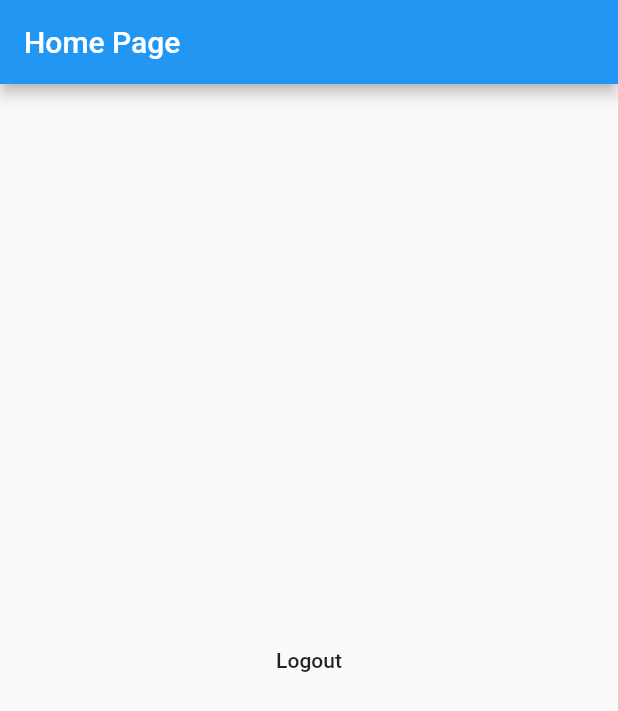
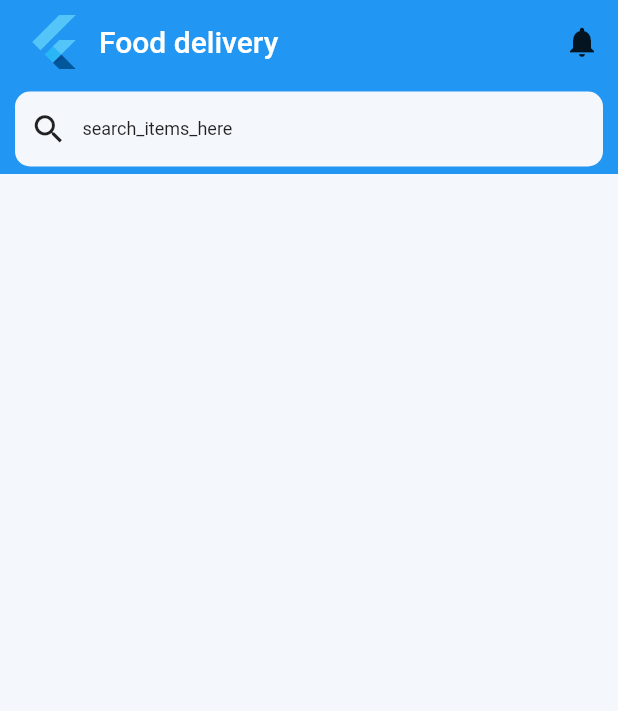
Before and after one commit to MohamedCharaabi/food_delivery, a Flutter app: the LoginPage screen opened directly, after a tap on "Login", on a phone screen of 412 x 824 dp. Shown: the top 711 px of the screen. Run offline on Flutter 3.47's test engine with Material 2 defaults, Android fonts, the light colour scheme and no system bars; our stand-ins replace cloud_firestore, firebase_auth, firebase_core, flutter_signin_button, font_awesome_flutter, google_sign_in and 1 more; missing offline and left inert: flutter_facebook_auth; accounts and stored records are empty; network calls fail; Roboto replaces fonts that are missing (Rubik).

Commit message:
adding home screen

```diff
--- a/lib/main.dart
+++ b/lib/main.dart
@@ -7,6 +7,7 @@ import 'package:food_delivery_flutter/pages/Home.dart';
 import 'package:food_delivery_flutter/pages/auth/login1.dart';
 import 'package:food_delivery_flutter/pages/auth/signup1.dart';
 import 'package:food_delivery_flutter/pages/authDialog.dart';
+import 'package:food_delivery_flutter/pages/home/home_template.dart';
 import 'package:food_delivery_flutter/services/firebase_services.dart';
 
 Future<void> main() async {
@@ -20,7 +21,7 @@ Future<void> main() async {
   log('email verif ==> $_emailVerification');
   // bool l = signInWithEmailPassword(email, password)
 
-  Widget child = FirebaseService().isLoggedIn() ? Home() : SignUpPage();
+  Widget child = FirebaseService().isLoggedIn() ? HomeTemplate() : SignUpPage();
 
   runApp(MyApp(homePage: child));
 }
--- a/lib/pages/auth/login1.dart
+++ b/lib/pages/auth/login1.dart
@@ -2,6 +2,7 @@ import 'package:flutter/material.dart';
 import 'package:food_delivery_flutter/pages/Home.dart';
 // import 'package:flutter_login_signup/src/signup.dart';
 import 'package:food_delivery_flutter/pages/auth/signup1.dart';
+import 'package:food_delivery_flutter/pages/home/home_template.dart';
 import 'package:food_delivery_flutter/pages/widgets/bezierContainer.dart';
 import 'package:food_delivery_flutter/services/firebase_services.dart';
 // import 'package:google_fonts/google_fonts.dart';
@@ -67,7 +68,7 @@ class _LoginPageState extends State<LoginPage> {
         if (login == true) {
           Navigator.pushAndRemoveUntil(
               context,
-              MaterialPageRoute(builder: (context) => Home()),
+              MaterialPageRoute(builder: (context) => HomeTemplate()),
               (route) => false);
         }
       },
--- a/lib/pages/auth/signup1.dart
+++ b/lib/pages/auth/signup1.dart
@@ -7,6 +7,7 @@ import 'package:flutter_signin_button/flutter_signin_button.dart';
 import 'package:food_delivery_flutter/pages/Home.dart';
 
 import 'package:food_delivery_flutter/pages/Signin.dart';
+import 'package:food_delivery_flutter/pages/home/home_template.dart';
 import 'package:food_delivery_flutter/pages/widgets/bezierContainer.dart';
 import 'package:food_delivery_flutter/services/firebase_services.dart';
 import 'package:google_sign_in/google_sign_in.dart';
@@ -270,7 +271,8 @@ class _SignUpPageState extends State<SignUpPage> {
                     if (_googleLogin == true) {
                       Navigator.pushAndRemoveUntil(
                           context,
-                          MaterialPageRoute(builder: (context) => Home()),
+                          MaterialPageRoute(
+                              builder: (context) => HomeTemplate()),
                           (route) => false);
                     }
                   },
@@ -284,7 +286,8 @@ class _SignUpPageState extends State<SignUpPage> {
                     if (_facebookLogin?.status == Status.Success) {
                       Navigator.pushAndRemoveUntil(
                           context,
-                          MaterialPageRoute(builder: (context) => Home()),
+                          MaterialPageRoute(
+                              builder: (context) => HomeTemplate()),
                           (route) => false);
                     }
                   },
--- /dev/null
+++ b/lib/pages/home/home_template.dart
@@ -0,0 +1,276 @@
+import 'package:flutter/material.dart';
+import 'package:food_delivery_flutter/utils/responsive_helper.dart';
+// import 'package:flutter_restaurant/helper/responsive_helper.dart';
+// import 'package:flutter_restaurant/view/screens/menu/widget/options_view.dart';
+
+class HomeTemplate extends StatefulWidget {
+  const HomeTemplate({Key? key}) : super(key: key);
+
+  @override
+  _HomeTemplateState createState() => _HomeTemplateState();
+}
+
+class _HomeTemplateState extends State<HomeTemplate> {
+  @override
+  Widget build(BuildContext context) {
+    final ScrollController _scrollController = ScrollController();
+
+    return Scaffold(
+      endDrawerEnableOpenDragGesture: false,
+      backgroundColor: Color(0xFFF4F7FC),
+      drawer:
+          //  ResponsiveHelper.isTab(context) ? Drawer(child: OptionsView(onTap: null)) :
+          SizedBox(),
+      appBar: null,
+      body: SafeArea(
+        child: RefreshIndicator(
+          onRefresh: () async {
+            //load data(user info, categories, menu, banners)
+            // await _loadData(context, true);
+          },
+          backgroundColor: Theme.of(context).primaryColor,
+          child: Scrollbar(
+            controller: _scrollController,
+            child: CustomScrollView(
+              controller: _scrollController,
+              slivers: [
+                // appBar
+                SliverAppBar(
+                  floating: true,
+                  elevation: 0,
+                  centerTitle: false,
+                  automaticallyImplyLeading: false,
+                  backgroundColor: Theme.of(context).accentColor,
+                  pinned: ResponsiveHelper.isTab(context) ? true : false,
+                  leading:
+                      // ResponsiveHelper.isTab(context) ? IconButton(
+                      //   onPressed: () => drawerGlobalKey.currentState.openDrawer(),
+                      //   icon: Icon(Icons.menu,color: Colors.black),
+                      // ):
+                      null,
+                  title:
+                      // Consumer<SplashProvider>(builder:(context, splash, child) =>
+                      Row(
+                    crossAxisAlignment: CrossAxisAlignment.center,
+                    children: [
+                      // ResponsiveHelper.isWeb() ? FadeInImage.assetNetwork(
+                      //   placeholder: Images.placeholder_rectangle, height: 40, width: 40,
+                      //   image: splash.baseUrls != null ? '${splash.baseUrls.restaurantImageUrl}/${splash.configModel.restaurantLogo}' : '',
+                      //   imageErrorBuilder: (c, o, s) => Image.asset(Images.placeholder_rectangle, height: 40, width: 40),
+                      // ) :
+
+                      //assets logo
+                      //  Image.asset('assets/images/logo.png', width: 40, height: 40),
+                      FlutterLogo(
+                        size: 40,
+                      ),
+                      SizedBox(width: 10),
+                      Text(
+                        // ResponsiveHelper.isWeb() ? splash.configModel.restaurantName :
+                        'Food delivery',
+                        // style: rubikBold.copyWith(color: Theme.of(context).primaryColor),
+                      ),
+                    ],
+                  ),
+                  actions: [
+                    IconButton(
+                      onPressed: null,
+                      // onPressed: () => Navigator.pushNamed(context, Routes.getNotificationRoute()),
+                      icon: Icon(Icons.notifications,
+                          color: Theme.of(context).textTheme.bodyText1!.color),
+                    ),
+                    // ResponsiveHelper.isTab(context) ?
+                    // IconButton(
+                    //   onPressed: () => Navigator.pushNamed(context, Routes.getDashboardRoute('cart')),
+                    //   icon: Stack(
+                    //     clipBehavior: Clip.none,
+                    //     children: [
+                    //       Icon(Icons.shopping_cart, color: Theme.of(context).textTheme.bodyText1.color),
+                    //       Positioned(
+                    //         top: -10, right: -10,
+                    //         child: Container(
+                    //           padding: EdgeInsets.all(4),
+                    //           alignment: Alignment.center,
+                    //           decoration: BoxDecoration(shape: BoxShape.circle, color: Colors.red),
+                    //           child: Center(
+                    //             child: Text(
+                    //               Provider.of<CartProvider>(context).cartList.length.toString(),
+                    //               style: rubikMedium.copyWith(color: Colors.white, fontSize: 8),
+                    //             ),
+                    //           ),
+                    //         ),
+                    //       ),
+                    //     ],
+                    //   ),
+                    // ) :
+
+                    SizedBox(),
+                  ],
+                ),
+// Search Button
+                SliverPersistentHeader(
+                  pinned: true,
+                  delegate: SliverDelegate(
+                      child: Center(
+                    child: InkWell(
+                      // onTap: () =>
+                      //     Navigator.pushNamed(context, Routes.getSearchRoute()),
+                      child: Container(
+                        height: 60,
+                        width: 1170,
+                        color: Theme.of(context).accentColor,
+                        padding: EdgeInsets.symmetric(
+                            horizontal: Dimensions.PADDING_SIZE_SMALL,
+                            vertical: 5),
+                        child: Container(
+                          decoration: BoxDecoration(
+                              color: ColorResources.getSearchBg(context),
+                              borderRadius: BorderRadius.circular(10)),
+                          child: Row(children: [
+                            Padding(
+                                padding: EdgeInsets.symmetric(
+                                    horizontal: Dimensions.PADDING_SIZE_SMALL),
+                                child: Icon(Icons.search, size: 25)),
+                            Expanded(
+                                child: Text('search_items_here',
+                                    style:
+                                        rubikRegular.copyWith(fontSize: 12))),
+                          ]),
+                        ),
+                      ),
+                    ),
+                  )),
+                ),
+              ],
+            ),
+          ),
+        ),
+      ),
+    );
+  }
+}
+
+class SliverDelegate extends SliverPersistentHeaderDelegate {
+  Widget child;
+
+  SliverDelegate({required this.child});
+
+  @override
+  Widget build(
+      BuildContext context, double shrinkOffset, bool overlapsContent) {
+    return child;
+  }
+
+  @override
+  double get maxExtent => 60;
+
+  @override
+  double get minExtent => 60;
+
+  @override
+  bool shouldRebuild(SliverDelegate oldDelegate) {
+    return oldDelegate.maxExtent != 60 ||
+        oldDelegate.minExtent != 60 ||
+        child != oldDelegate.child;
+  }
+}
+
+class Dimensions {
+  static const double FONT_SIZE_EXTRA_SMALL = 10.0;
+  static const double FONT_SIZE_SMALL = 12.0;
+  static const double FONT_SIZE_DEFAULT = 14.0;
+  static const double FONT_SIZE_LARGE = 16.0;
+  static const double FONT_SIZE_EXTRA_LARGE = 18.0;
+  static const double FONT_SIZE_OVER_LARGE = 24.0;
+
+  static const double PADDING_SIZE_EXTRA_SMALL = 5.0;
+  static const double PADDING_SIZE_SMALL = 10.0;
+  static const double PADDING_SIZE_DEFAULT = 15.0;
+  static const double PADDING_SIZE_LARGE = 20.0;
+  static const double PADDING_SIZE_EXTRA_LARGE = 25.0;
+}
+
+class ColorResources {
+  static Color getGreyColor(BuildContext context) {
+    return
+        // Provider.of<ThemeProvider>(context).darkTheme ? Color(0xFF6f7275) :
+        Color(0xFFA0A4A8);
+  }
+
+  static Color getGrayColor(BuildContext context) {
+    return
+        // Provider.of<ThemeProvider>(context).darkTheme ? Color(0xFF919191) :
+        Color(0xFF6E6E6E);
+  }
+
+  static Color getSearchBg(BuildContext context) {
+    return
+        // Provider.of<ThemeProvider>(context).darkTheme ? Color(0xFF585a5c) :
+        Color(0xFFF4F7FC);
+  }
+
+  static Color getBackgroundColor(BuildContext context) {
+    return
+        // Provider.of<ThemeProvider>(context).darkTheme ? Color(0xFF343636) :
+        Color(0xFFF4F7FC);
+  }
+
+  static Color getHintColor(BuildContext context) {
+    return
+        // Provider.of<ThemeProvider>(context).darkTheme ? Color(0xFF98a1ab) :
+        Color(0xFF52575C);
+  }
+
+  static Color getGreyBunkerColor(BuildContext context) {
+    return
+        // Provider.of<ThemeProvider>(context).darkTheme ? Color(0xFFE4E8EC) :
+        Color(0xFF25282B);
+  }
+
+  static const Color COLOR_GREY = Color(0xFFA0A4A8);
+  static const Color COLOR_BLACK = Color(0xFF000000);
+  static const Color COLOR_NERO = Color(0xFF1F1F1F);
+  static const Color COLOR_WHITE = Color(0xFFFFFFFF);
+  static const Color COLOR_HINT = Color(0xFF52575C);
+  static const Color SEARCH_BG = Color(0xFFF4F7FC);
+  static const Color COLOR_GRAY = Color(0xff6E6E6E);
+  static const Color COLOR_OXFORD_BLUE = Color(0xff282F39);
+  static const Color COLOR_GAINSBORO = Color(0xffE8E8E8);
+  static const Color COLOR_NIGHER_RIDER = Color(0xff303030);
+  static const Color BACKGROUND_COLOR = Color(0xffF4F7FC);
+  static const Color COLOR_GREY_BUNKER = Color(0xff25282B);
+  static const Color COLOR_GREY_CHATEAU = Color(0xffA0A4A8);
+  static const Color BORDER_COLOR = Color(0xFFDCDCDC);
+  static const Color DISABLE_COLOR = Color(0xFF979797);
+
+  static const Map<int, Color> colorMap = {
+    50: Color(0x10192D6B),
+    100: Color(0x20192D6B),
+    200: Color(0x30192D6B),
+    300: Color(0x40192D6B),
+    400: Color(0x50192D6B),
+    500: Color(0x60192D6B),
+    600: Color(0x70192D6B),
+    700: Color(0x80192D6B),
+    800: Color(0x90192D6B),
+    900: Color(0xff192D6B),
+  };
+}
+
+const rubikRegular = TextStyle(
+  fontFamily: 'Rubik',
+  fontSize: Dimensions.FONT_SIZE_DEFAULT,
+  fontWeight: FontWeight.w400,
+);
+
+const rubikMedium = TextStyle(
+  fontFamily: 'Rubik',
+  fontSize: Dimensions.FONT_SIZE_DEFAULT,
+  fontWeight: FontWeight.w500,
+);
+
+const rubikBold = TextStyle(
+  fontFamily: 'Rubik',
+  fontSize: Dimensions.FONT_SIZE_DEFAULT,
+  fontWeight: FontWeight.w700,
+);
--- /dev/null
+++ b/lib/utils/responsive_helper.dart
@@ -0,0 +1,43 @@
+import 'package:flutter/material.dart';
+import 'package:flutter/foundation.dart' show kIsWeb;
+
+class ResponsiveHelper {
+  static bool isMobilePhone() {
+    if (!kIsWeb) {
+      return true;
+    } else {
+      return false;
+    }
+  }
+
+  static bool isWeb() {
+    return kIsWeb;
+  }
+
+  static bool isMobile(context) {
+    final size = MediaQuery.of(context).size.width;
+    if (size < 650 || !kIsWeb) {
+      return true;
+    } else {
+      return false;
+    }
+  }
+
+  static bool isTab(context) {
+    final size = MediaQuery.of(context).size.width;
+    if (size < 1300 && size >= 650) {
+      return true;
+    } else {
+      return false;
+    }
+  }
+
+  static bool isDesktop(context) {
+    final size = MediaQuery.of(context).size.width;
+    if (size >= 1300) {
+      return true;
+    } else {
+      return false;
+    }
+  }
+}
--- a/pubspec.yaml
+++ b/pubspec.yaml
@@ -36,6 +36,7 @@ dependencies:
   shared_preferences: ^2.0.6
   font_awesome_flutter: ^9.1.0
   flutter_signin_button: ^2.0.0
+  provider: ^5.0.0
 
 dev_dependencies:
   flutter_test:
```
Also changed, not shown: pubspec.lock.
